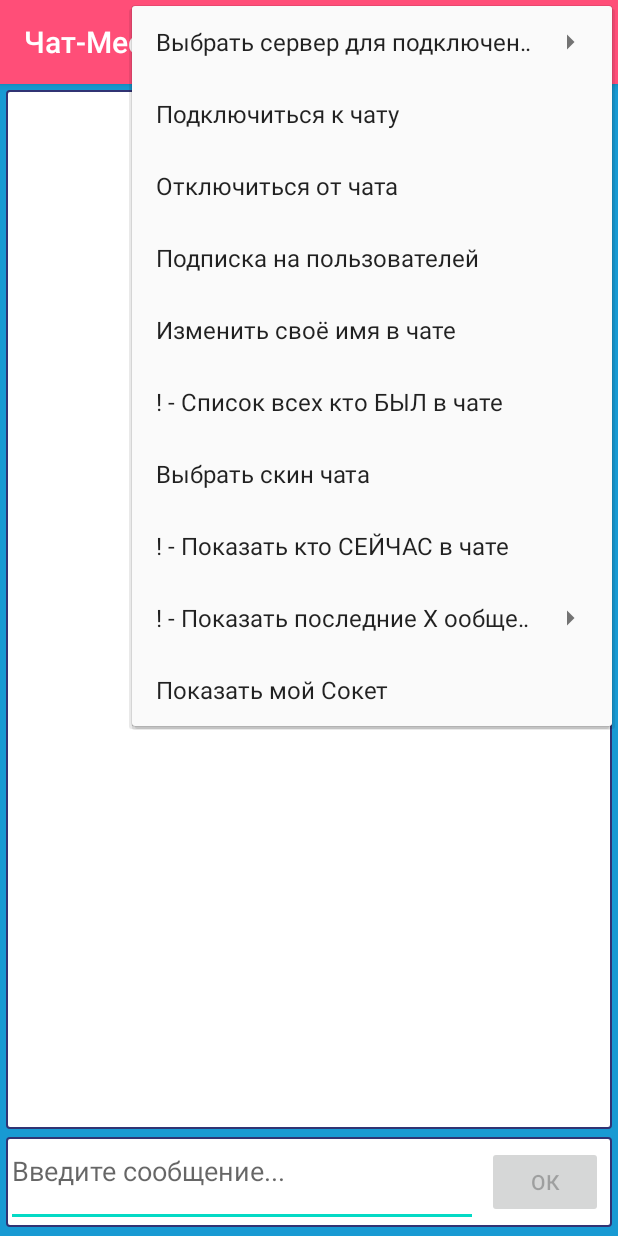
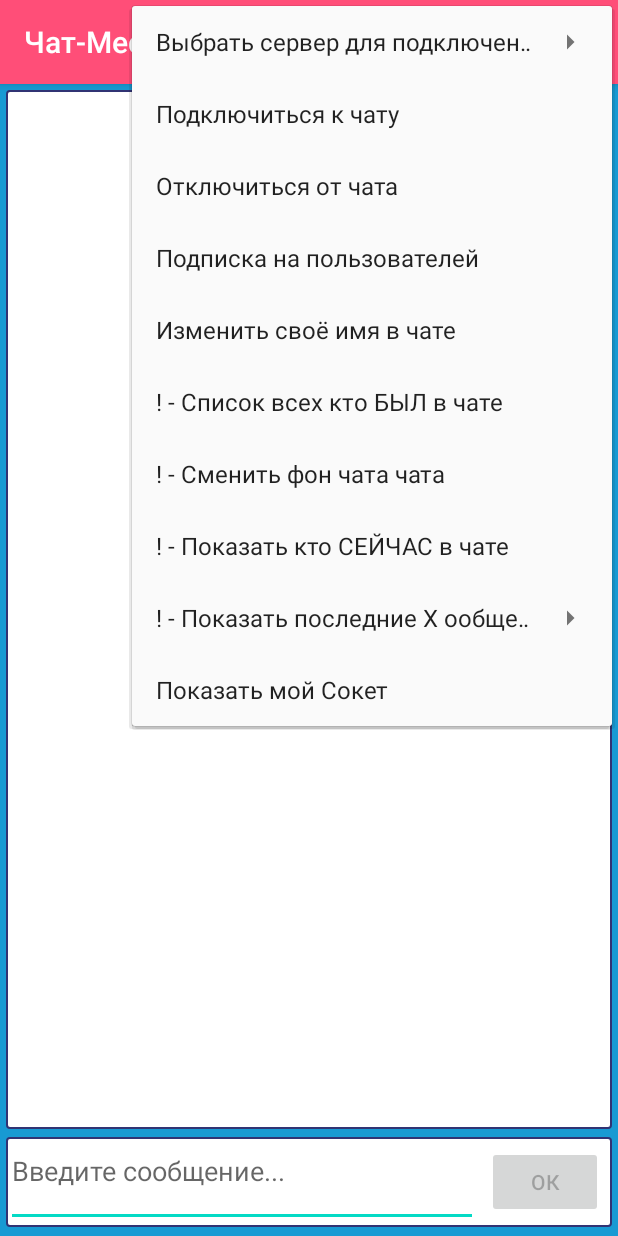
Before and after one commit to DenQWERT/Chat2, an Android app: the screen it shows after launch (MainActivity), with the options menu open, on a phone screen of 412 x 824 dp. Run offline under Robolectric (Android 15) with nearby library versions, the phone set to English and light mode, and no system bars.

```diff
--- a/app/src/main/res/menu/main_menu.xml
+++ b/app/src/main/res/menu/main_menu.xml
@@ -47,7 +47,7 @@
     <item
         android:id="@+id/skin_settings"
         android:orderInCategory="7"
-        android:title="Выбрать скин чата" />
+        android:title="! - Сменить фон чата чата" />
     <item
         android:id="@+id/get_users"
         android:orderInCategory="7"
```
Also changed, not shown: app/src/main/java/com/example/myapplication/MainActivity.java (+8 -3 lines).
